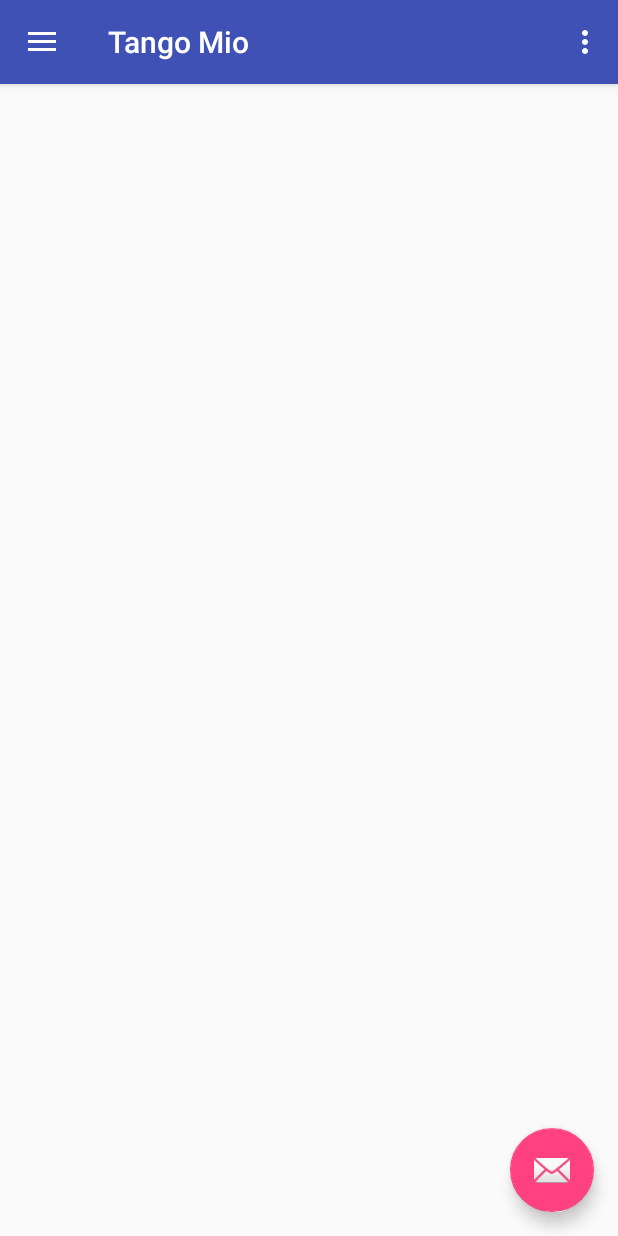
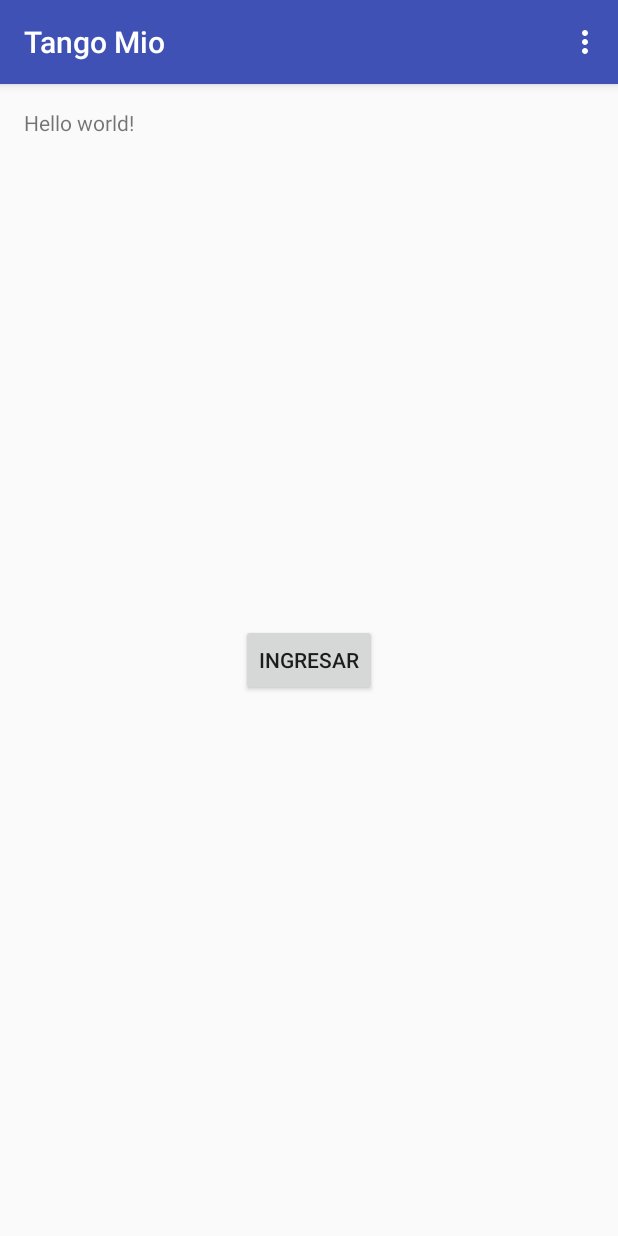
Before and after one commit to anissval/TangoMio, an Android app: the screen it shows after launch (MainActivity before the commit, AuthenticationActivity after it), on a phone screen of 412 x 824 dp. Run offline under Robolectric (Android 15) with nearby library versions, the phone set to English and light mode, and no system bars.

Commit message:
adding authentication activity

```diff
--- a/app/src/main/AndroidManifest.xml
+++ b/app/src/main/AndroidManifest.xml
@@ -1,22 +1,28 @@
 <?xml version="1.0" encoding="utf-8"?>
 <manifest xmlns:android="http://schemas.android.com/apk/res/android"
-    package="com.valdiviezo.anahi.tangomio">
+    package="com.valdiviezo.anahi.tangomio" >
+
     <uses-permission android:name="android.permission.INTERNET" />
+
     <application
         android:allowBackup="true"
         android:icon="@mipmap/ic_launcher"
         android:label="@string/app_name"
         android:supportsRtl="true"
-        android:theme="@style/AppTheme">
+        android:theme="@style/AppTheme" >
         <activity
-            android:name=".MainActivity"
-            android:label="@string/app_name"
-            android:theme="@style/AppTheme.NoActionBar">
+        android:name=".AuthenticationActivity"
+        android:label="@string/title_activity_login" >
             <intent-filter>
                 <action android:name="android.intent.action.MAIN" />
 
                 <category android:name="android.intent.category.LAUNCHER" />
             </intent-filter>
+         </activity>
+        <activity
+            android:name=".MainActivity"
+            android:label="@string/app_name"
+            android:theme="@style/AppTheme.NoActionBar" >
         </activity>
     </application>
 
--- /dev/null
+++ b/app/src/main/java/com/valdiviezo/anahi/tangomio/AuthenticationActivity.java
@@ -0,0 +1,51 @@
+package com.valdiviezo.anahi.tangomio;
+
+import android.content.Intent;
+import android.support.v7.app.AppCompatActivity;
+import android.os.Bundle;
+import android.view.Menu;
+import android.view.MenuItem;
+import android.view.View;
+import android.widget.Button;
+
+public class AuthenticationActivity extends AppCompatActivity {
+
+    private Button ingresar;
+
+
+    @Override
+    protected void onCreate(Bundle savedInstanceState) {
+        super.onCreate(savedInstanceState);
+        setContentView(R.layout.activity_authentication);
+        ingresar = (Button) findViewById(R.id.button_ingresar);
+        ingresar.setOnClickListener(new View.OnClickListener() {
+            @Override
+            public void onClick(View v) {
+                Intent i = new Intent(getApplicationContext(), MainActivity.class );
+                startActivity(i);
+            }
+        });
+    }
+
+    @Override
+    public boolean onCreateOptionsMenu(Menu menu) {
+        // Inflate the menu; this adds items to the action bar if it is present.
+        getMenuInflater().inflate(R.menu.menu_login, menu);
+        return true;
+    }
+
+    @Override
+    public boolean onOptionsItemSelected(MenuItem item) {
+        // Handle action bar item clicks here. The action bar will
+        // automatically handle clicks on the Home/Up button, so long
+        // as you specify a parent activity in AndroidManifest.xml.
+        int id = item.getItemId();
+
+        //noinspection SimplifiableIfStatement
+        if (id == R.id.action_settings) {
+            return true;
+        }
+
+        return super.onOptionsItemSelected(item);
+    }
+}
--- /dev/null
+++ b/app/src/main/res/layout/activity_authentication.xml
@@ -0,0 +1,22 @@
+<RelativeLayout xmlns:android="http://schemas.android.com/apk/res/android"
+    xmlns:tools="http://schemas.android.com/tools" android:layout_width="match_parent"
+    android:layout_height="match_parent" android:paddingLeft="@dimen/activity_horizontal_margin"
+    android:paddingRight="@dimen/activity_horizontal_margin"
+    android:paddingTop="@dimen/activity_vertical_margin"
+    android:paddingBottom="@dimen/activity_vertical_margin"
+    tools:context="com.valdiviezo.anahi.tangomio.AuthenticationActivity">
+
+    <TextView android:text="@string/hello_world" android:layout_width="wrap_content"
+        android:layout_height="wrap_content"
+        android:id="@+id/textView2" />
+
+    <Button
+        android:layout_width="wrap_content"
+        android:layout_height="wrap_content"
+        android:text="Ingresar"
+        android:id="@+id/button_ingresar"
+        android:layout_centerVertical="true"
+        android:layout_centerHorizontal="true" />
+
+
+</RelativeLayout>
--- /dev/null
+++ b/app/src/main/res/menu/menu_login.xml
@@ -0,0 +1,7 @@
+<menu xmlns:android="http://schemas.android.com/apk/res/android"
+    xmlns:app="http://schemas.android.com/apk/res-auto"
+    xmlns:tools="http://schemas.android.com/tools"
+    tools:context="com.valdiviezo.anahi.tangomio.AuthenticationActivity">
+    <item android:id="@+id/action_settings" android:title="@string/action_settings"
+        android:orderInCategory="100" app:showAsAction="never" />
+</menu>
--- a/app/src/main/res/values/strings.xml
+++ b/app/src/main/res/values/strings.xml
@@ -11,5 +11,8 @@
     <string name="label_profesor">Profesor :</string>
     <string name="label_horario">Horario :</string>
     <string name="label_ubicacion">Ubicacion :</string>
+    <string name="title_activity_login">Tango Mio</string>
+
+    <string name="hello_world">Hello world!</string>
 
 </resources>
```
Also changed, not shown: 1 other file.
